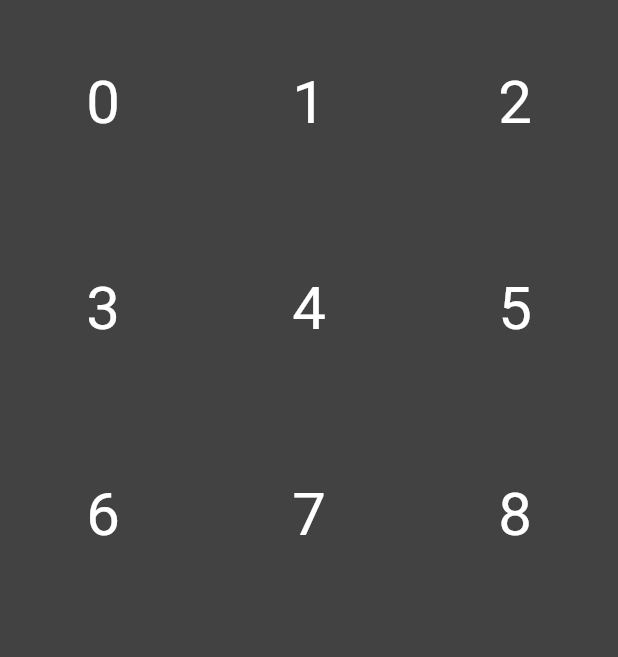
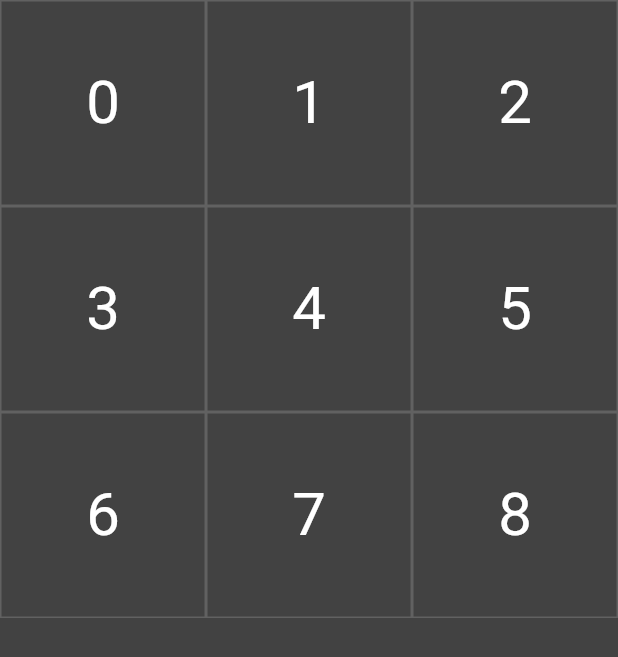
Before and after one commit to ArnabC27/tictactoe_flutter, a Flutter app: the screen it shows after launch, on a phone screen of 412 x 824 dp. Shown: the top 657 px of the screen. Run offline on Flutter 3.47's test engine with Material 3 defaults, Android fonts, the phone set to English and light mode, and no system bars.

Commit message:
12.03.2024

```diff
--- a/lib/main.dart
+++ b/lib/main.dart
@@ -28,12 +28,15 @@ class _HomePageState extends State<HomePage> {
   @override
   Widget build(BuildContext context) {
     return Scaffold(
-      backgroundColor: Colors.grey[800],
+      backgroundColor: Colors.grey.shade800,
       body: GridView.builder(
           itemCount: 9,
           gridDelegate: const SliverGridDelegateWithFixedCrossAxisCount(crossAxisCount: 3),
           itemBuilder: (BuildContext context, int index) {
             return Container(
+              decoration: BoxDecoration(
+                border: Border.all(color: Colors.grey.shade700),
+              ),
               child: Center(
                 child: Text(
                   index.toString(),
```
